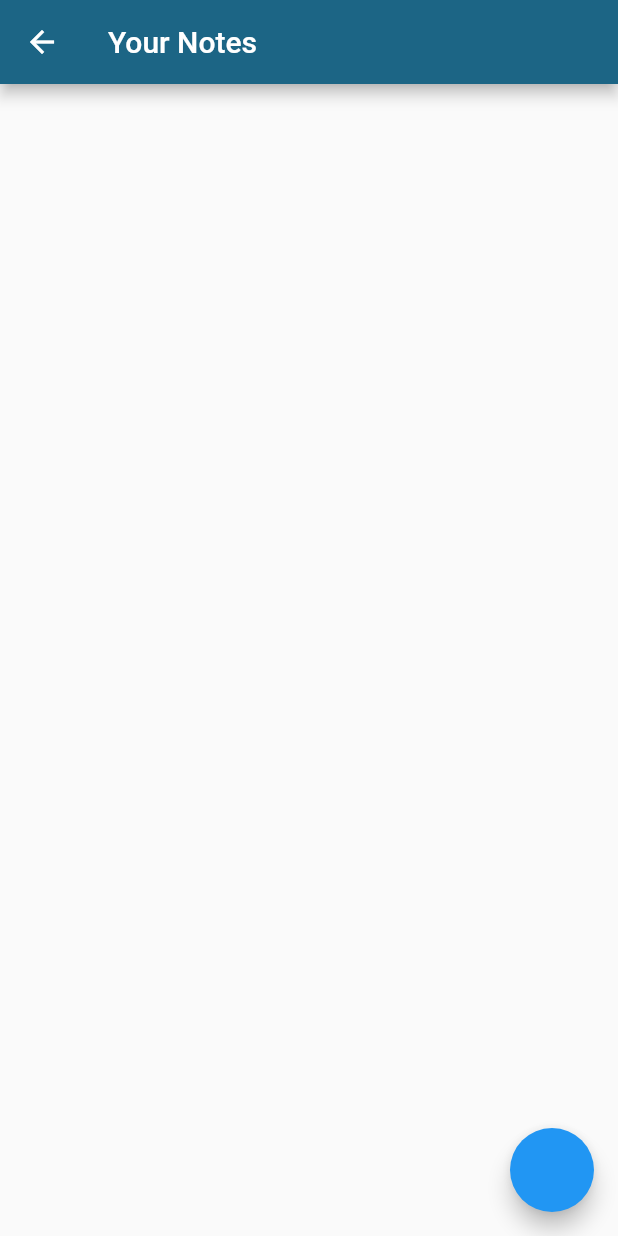
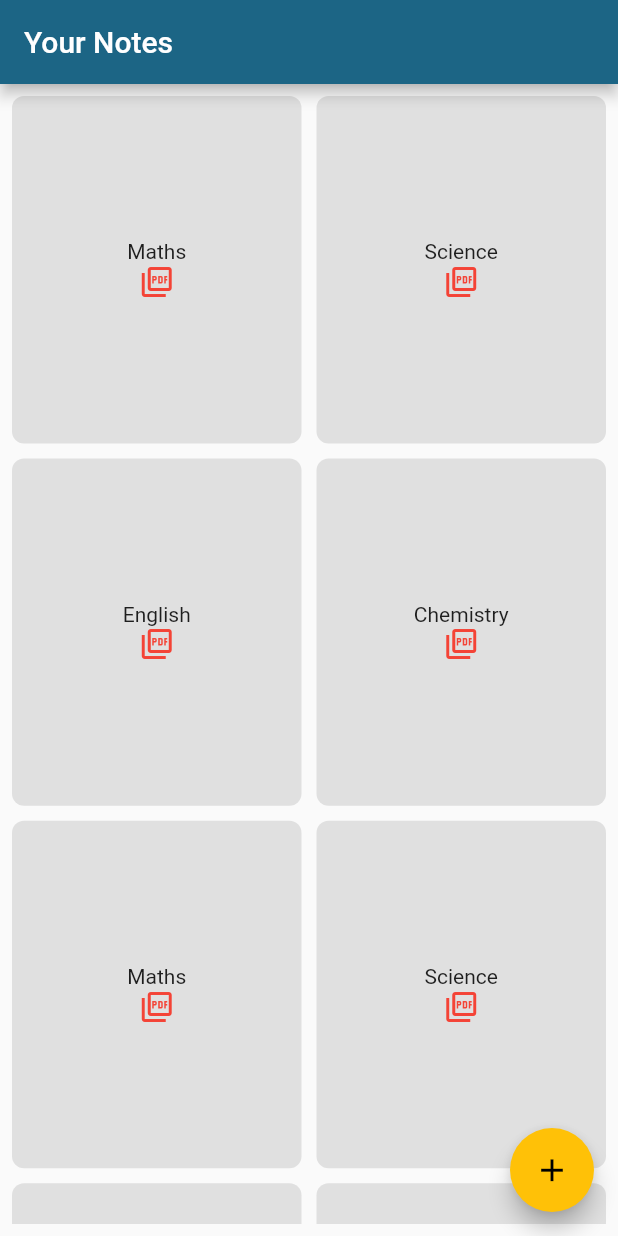
Before and after one commit to rak3n/NotesGallery-1, a Flutter app: the NotesScreen screen opened directly, on a phone screen of 412 x 824 dp. Run offline on Flutter 3.47's test engine with Material 2 defaults, Android fonts, the phone set to English and light mode, and no system bars.

Commit message:
added notes screen

```diff
--- a/lib/main.dart
+++ b/lib/main.dart
@@ -1,5 +1,6 @@
 import 'package:flutter/material.dart';
 import 'package:notes_gallery/provider/authProvider.dart';
+import 'package:notes_gallery/screens/notes_screen.dart';
 import 'package:notes_gallery/screens/sem_screen.dart';
 import 'package:notes_gallery/utils/constants/routes.dart';
 import 'package:notes_gallery/widgets/box_gridView.dart';
@@ -23,6 +24,7 @@ class MyApp extends StatelessWidget {
           home: MyHomePage(),
           routes: {
             SemesterScreen.routName: (ctx) => SemesterScreen(),
+            NotesScreen.routName: (ctx) => NotesScreen(),
           },
         ),
       ),
--- a/lib/screens/notes_screen.dart
+++ b/lib/screens/notes_screen.dart
@@ -2,17 +2,130 @@ import 'package:flutter/material.dart';
 
 class NotesScreen extends StatelessWidget {
   const NotesScreen({Key? key}) : super(key: key);
+  static const routName = '/notes';
 
   @override
   Widget build(BuildContext context) {
+    List tempdata = [
+      "Maths",
+      "Science",
+      "English",
+      "Chemistry",
+      "Maths",
+      "Science",
+      "English",
+      "Chemistry"
+    ];
     return Scaffold(
       appBar: AppBar(
         title: Text("Your Notes"),
         backgroundColor: Color.fromRGBO(28, 101, 133, 1),
       ),
-      body: Column(),
+      body: Padding(
+        padding: const EdgeInsets.all(8.0),
+        child: GridView.count(
+          crossAxisCount: 2,
+          childAspectRatio: 5 / 6,
+          crossAxisSpacing: 10,
+          mainAxisSpacing: 10,
+          children: tempdata
+              .map(
+                (e) => Container(
+                  decoration: BoxDecoration(
+                    color: Colors.grey[300],
+                    borderRadius: BorderRadius.circular(8),
+                  ),
+                  height: 50,
+                  child: Column(
+                    crossAxisAlignment: CrossAxisAlignment.center,
+                    mainAxisAlignment: MainAxisAlignment.center,
+                    children: [
+                      Text(e),
+                      Icon(
+                        Icons.picture_as_pdf_outlined,
+                        color: Colors.red,
+                      )
+                    ],
+                  ),
+                ),
+              )
+              .toList(),
+        ),
+      ),
       floatingActionButton: FloatingActionButton(
-        onPressed: () {},
+        backgroundColor: Colors.amber,
+        child: Icon(
+          Icons.add,
+          color: Colors.black,
+          size: 25,
+        ),
+        onPressed: () {
+          showDialog(
+            context: context,
+            builder: (ctx) => Container(
+              decoration: BoxDecoration(
+                borderRadius: BorderRadius.circular(15),
+              ),
+              child: AlertDialog(
+                title: Text("Lets Add Something :)"),
+
+                content: SizedBox(
+                  height: 100,
+                  child: Column(
+                    mainAxisAlignment: MainAxisAlignment.spaceAround,
+                    children: [
+                      Text(
+                          "Select a pdf from your device to add to the notes:"),
+                      Container(
+                        decoration: BoxDecoration(
+                          color: Colors.grey[300],
+                          borderRadius: BorderRadius.circular(8),
+                        ),
+                        height: 30,
+                        width: 80,
+                        child: Center(
+                          child: Text(
+                            "Select a file",
+                            style: TextStyle(
+                              fontSize: 11,
+                              fontWeight: FontWeight.w500,
+                            ),
+                          ),
+                        ),
+                      )
+                    ],
+                  ),
+                ),
+                //   backgroundColor: Colors.blueGrey,
+
+                actions: [
+                  TextButton(
+                    onPressed: () {
+                      Navigator.of(context).pop();
+                    },
+                    child: Text(
+                      "Cancel",
+                      style: TextStyle(
+                        color: Color.fromRGBO(28, 101, 133, 1),
+                      ),
+                    ),
+                  ),
+                  TextButton(
+                    onPressed: () {
+                      Navigator.of(context).pop();
+                    },
+                    child: Text(
+                      "Save",
+                      style: TextStyle(
+                        color: Color.fromRGBO(28, 101, 133, 1),
+                      ),
+                    ),
+                  )
+                ],
+              ),
+            ),
+          );
+        },
       ),
     );
   }
--- a/lib/screens/sem_screen.dart
+++ b/lib/screens/sem_screen.dart
@@ -16,6 +16,9 @@ class SemesterScreen extends StatelessWidget {
             .map((e) => Column(
                   children: [
                     ListTile(
+                      onTap: () {
+                        Navigator.of(context).pushNamed('/notes');
+                      },
                       title: Text(
                         e,
                         style: TextStyle(
```
Also changed, not shown: lib/widgets/year_box.dart (+4 -3 lines).
